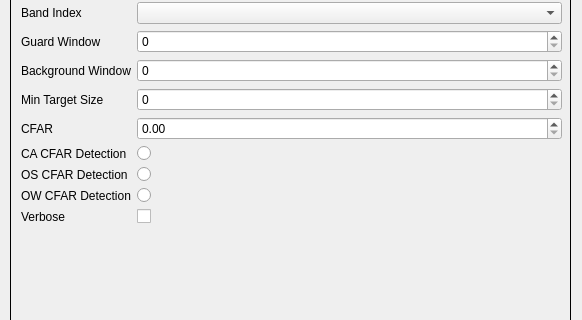
The window that multi_cfar/multi_cfar_dialog_base.ui (AUGSignals/qgis-plugins) describes before a commit, drawn with Qt 5; both pictures show x 0 to 582 and y 107 to 427 of the 582 by 511 pixel window.
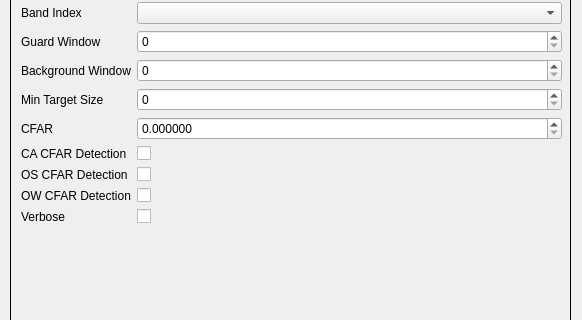
The same window after the commit. Custom widgets are drawn as their Qt base class.

Commit message: Increased cfar decimal input limit and reverted to checkboxes

The edit to the form file:
```diff
--- a/multi_cfar/multi_cfar_dialog_base.ui
+++ b/multi_cfar/multi_cfar_dialog_base.ui
@@ -156,6 +156,9 @@
       </item>
       <item row="6" column="1">
        <widget class="QDoubleSpinBox" name="cfarDoubleSpinBox">
+        <property name="decimals">
+         <number>6</number>
+        </property>
         <property name="maximum">
          <double>1.000000000000000</double>
         </property>
@@ -171,13 +174,6 @@
         </property>
        </widget>
       </item>
-      <item row="7" column="1">
-       <widget class="QRadioButton" name="caCfarQRadioButton">
-        <property name="text">
-         <string/>
-        </property>
-       </widget>
-      </item>
       <item row="8" column="0">
        <widget class="QLabel" name="osCfarDetectionLabel">
         <property name="text">
@@ -185,13 +181,6 @@
         </property>
        </widget>
       </item>
-      <item row="8" column="1">
-       <widget class="QRadioButton" name="osCfarQRadioButton">
-        <property name="text">
-         <string/>
-        </property>
-       </widget>
-      </item>
       <item row="9" column="0">
        <widget class="QLabel" name="owCfarDetectionLabel">
         <property name="text">
@@ -199,13 +188,6 @@
         </property>
        </widget>
       </item>
-      <item row="9" column="1">
-       <widget class="QRadioButton" name="owCfarQRadioButton">
-        <property name="text">
-         <string/>
-        </property>
-       </widget>
-      </item>
       <item row="10" column="0">
        <widget class="QLabel" name="verboseLabel">
         <property name="text">
@@ -220,6 +202,27 @@
         </property>
        </widget>
       </item>
+      <item row="7" column="1">
+       <widget class="QCheckBox" name="caCFARCheckBox">
+        <property name="text">
+         <string/>
+        </property>
+       </widget>
+      </item>
+      <item row="8" column="1">
+       <widget class="QCheckBox" name="osCFARCheckBox">
+        <property name="text">
+         <string/>
+        </property>
+       </widget>
+      </item>
+      <item row="9" column="1">
+       <widget class="QCheckBox" name="owCFARCheckBox">
+        <property name="text">
+         <string/>
+        </property>
+       </widget>
+      </item>
      </layout>
     </widget>
    </widget>
```
The commit also changes 1 other file.
